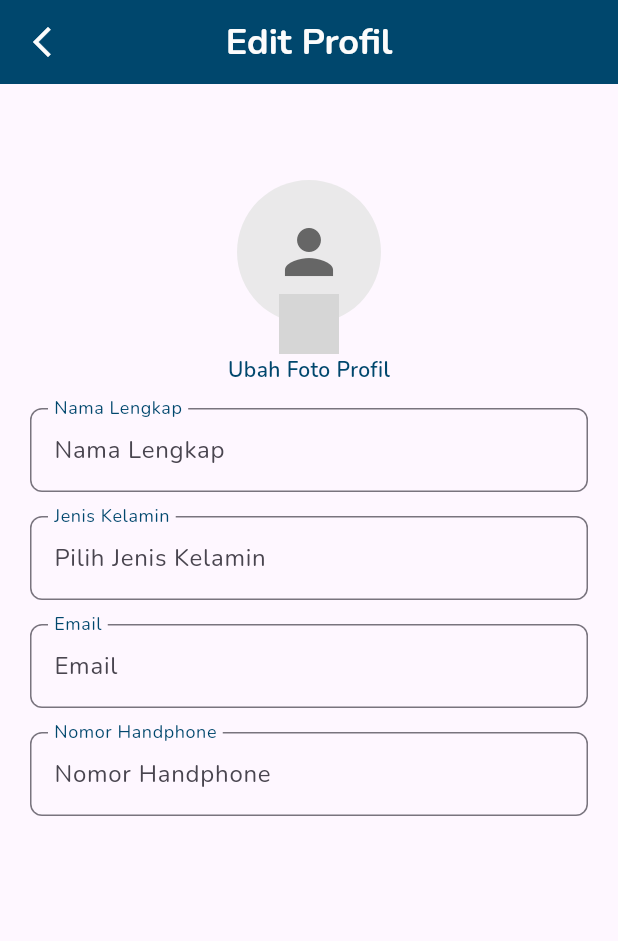
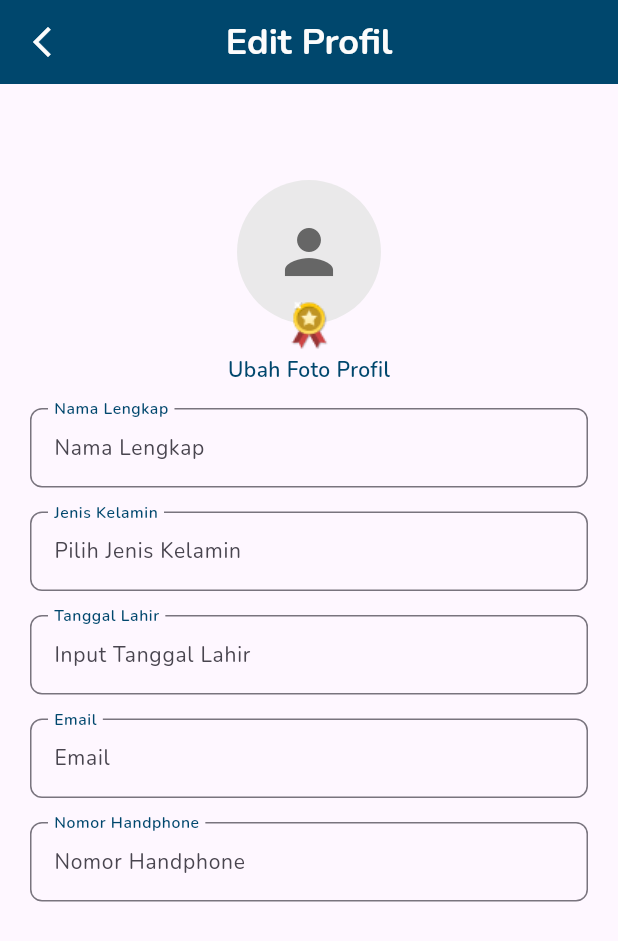
Before and after one commit to RECYTHNG/flutter_recything, a Flutter app: the screen it shows after launch, on a phone screen of 412 x 824 dp. Shown: the top 941 px of the screen. Run offline on Flutter 3.47's test engine with Material 3 defaults, Android fonts, the phone set to English and light mode, and no system bars; our stand-ins replace flutter_svg; grey boxes are pictures that could not be loaded.

Commit message:
feat: date picker widget

```diff
--- a/recything_application/lib/screens/edit_profile/edit_profile_screen.dart
+++ b/recything_application/lib/screens/edit_profile/edit_profile_screen.dart
@@ -3,7 +3,8 @@ import 'package:recything_application/constants/color_constant.dart';
 import 'package:recything_application/constants/image_constant.dart';
 import 'package:recything_application/constants/spacing_constant.dart';
 import 'package:recything_application/screens/edit_profile/content/gender_pick/gender_pick_screen.dart';
-import 'package:recything_application/screens/edit_profile/widget/custom_text_field_widget.dart';
+import 'package:recything_application/screens/edit_profile/widget/date_picker_widget.dart';
+import 'package:recything_application/widgets/global_text_field_custom_widget.dart';
 
 class EditProfileScreen extends StatefulWidget {
   const EditProfileScreen({super.key});
@@ -89,6 +90,11 @@ class _EditProfileScreenState extends State<EditProfileScreen> {
                     targetScreen: GenderPickScreen(),
                   ),
                   SpacingConstant.verticalSpacing200,
+                  const DatePickerWidget(
+                    label: 'Tanggal Lahir',
+                    hint: 'Input Tanggal Lahir',
+                  ),
+                  SpacingConstant.verticalSpacing200,
                   const CustomTextFieldWidget(
                     label: 'Email',
                     hint: 'Email',
--- a/recything_application/lib/screens/edit_profile/widget/custom_text_field_widget.dart
+++ /dev/null
@@ -1,63 +0,0 @@
-import 'package:flutter/material.dart';
-import 'package:recything_application/constants/color_constant.dart';
-
-class CustomTextFieldWidget extends StatelessWidget {
-  final String label;
-  final String hint;
-  final TextEditingController? controller;
-  final bool isForm;
-  final Widget? targetScreen;
-
-  const CustomTextFieldWidget({
-    super.key,
-    required this.label,
-    required this.hint,
-    this.controller,
-    this.isForm = true,
-    this.targetScreen,
-  });
-
-  @override
-  Widget build(BuildContext context) {
-    Widget textField = TextField(
-      controller: controller,
-      decoration: InputDecoration(
-        labelText: label,
-        hintText: hint,
-        border: OutlineInputBorder(
-          borderRadius: BorderRadius.circular(8.0),
-          borderSide: const BorderSide(
-            color: ColorConstant.netralColor600,
-          ),
-        ),
-        focusedBorder: OutlineInputBorder(
-          borderRadius: BorderRadius.circular(8.0),
-          borderSide: const BorderSide(
-            color: ColorConstant.primaryColor500,
-          ),
-        ),
-        floatingLabelBehavior: FloatingLabelBehavior.always,
-        floatingLabelStyle:
-            const TextStyle(color: ColorConstant.primaryColor500),
-      ),
-    );
-
-    if (!isForm && targetScreen != null) {
-      return GestureDetector(
-        onTap: () {
-          Navigator.push(
-            context,
-            MaterialPageRoute(
-              builder: (context) => targetScreen!,
-            ),
-          );
-        },
-        child: AbsorbPointer(
-          child: textField,
-        ),
-      );
-    }
-
-    return textField;
-  }
-}
--- /dev/null
+++ b/recything_application/lib/screens/edit_profile/widget/date_picker_widget.dart
@@ -0,0 +1,75 @@
+import 'package:flutter/material.dart';
+import 'package:recything_application/constants/color_constant.dart';
+import 'package:recything_application/widgets/global_text_field_custom_widget.dart';
+
+class DatePickerWidget extends StatefulWidget {
+  final String label;
+  final String hint;
+  final TextEditingController? controller;
+
+  const DatePickerWidget({
+    super.key,
+    required this.label,
+    required this.hint,
+    this.controller,
+  });
+
+  @override
+  DatePickerWidgetState createState() => DatePickerWidgetState();
+}
+
+class DatePickerWidgetState extends State<DatePickerWidget> {
+  DateTime? selectedDate;
+  late TextEditingController _controller;
+
+  @override
+  void initState() {
+    super.initState();
+    _controller = widget.controller ?? TextEditingController();
+  }
+
+  Future<void> _selectDate(BuildContext context) async {
+    final DateTime? picked = await showDialog(
+      context: context,
+      builder: (BuildContext context) {
+        return Theme(
+          data: Theme.of(context).copyWith(
+            colorScheme: const ColorScheme.light(
+              primary: ColorConstant.primaryColor500,
+              onPrimary: Colors.white,
+              surface: Colors.white,
+              onSurface: Colors.black,
+            ),
+            dialogTheme: const DialogTheme(shape: BeveledRectangleBorder()),
+            dialogBackgroundColor: ColorConstant.primaryColor500,
+          ),
+          child: DatePickerDialog(
+            initialDate: selectedDate ?? DateTime.now(),
+            firstDate: DateTime(2000),
+            lastDate: DateTime(2101),
+          ),
+        );
+      },
+    );
+    if (picked != null && picked != selectedDate) {
+      setState(() {
+        selectedDate = picked;
+        _controller.text = "${picked.toLocal()}".split(' ')[0];
+      });
+    }
+  }
+
+  @override
+  Widget build(BuildContext context) {
+    return GestureDetector(
+      onTap: () => _selectDate(context),
+      child: AbsorbPointer(
+        child: CustomTextFieldWidget(
+          label: widget.label,
+          hint: widget.hint,
+          controller: _controller,
+        ),
+      ),
+    );
+  }
+}
```
Also changed, not shown: recything_application/pubspec.yaml (+8 -8 lines).
